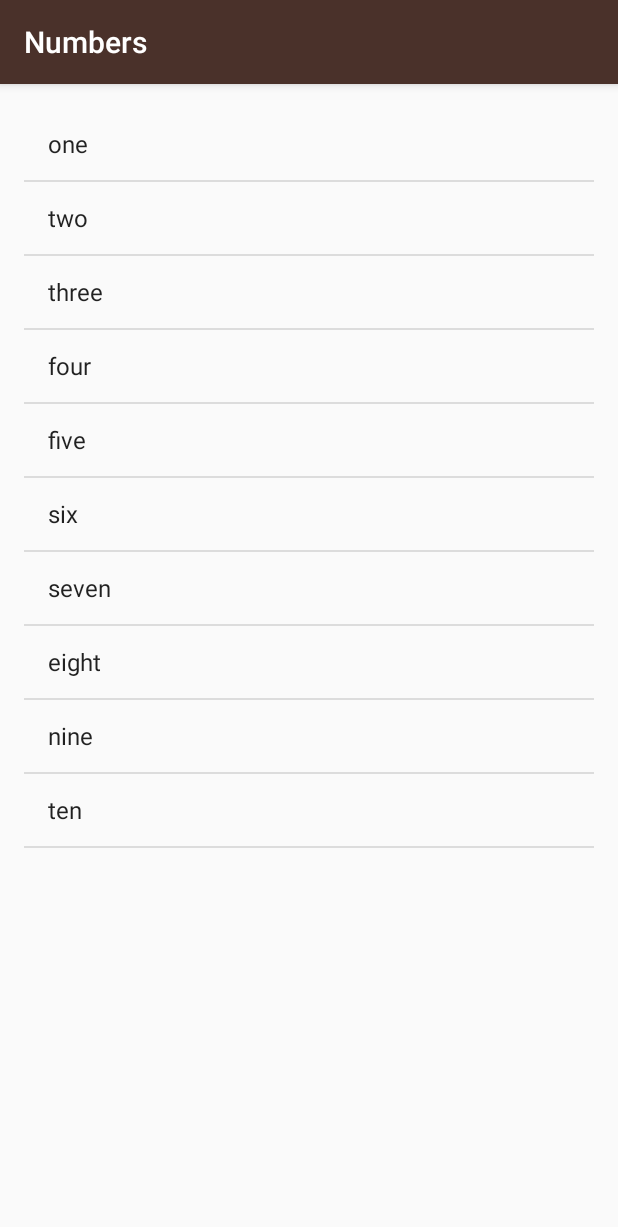
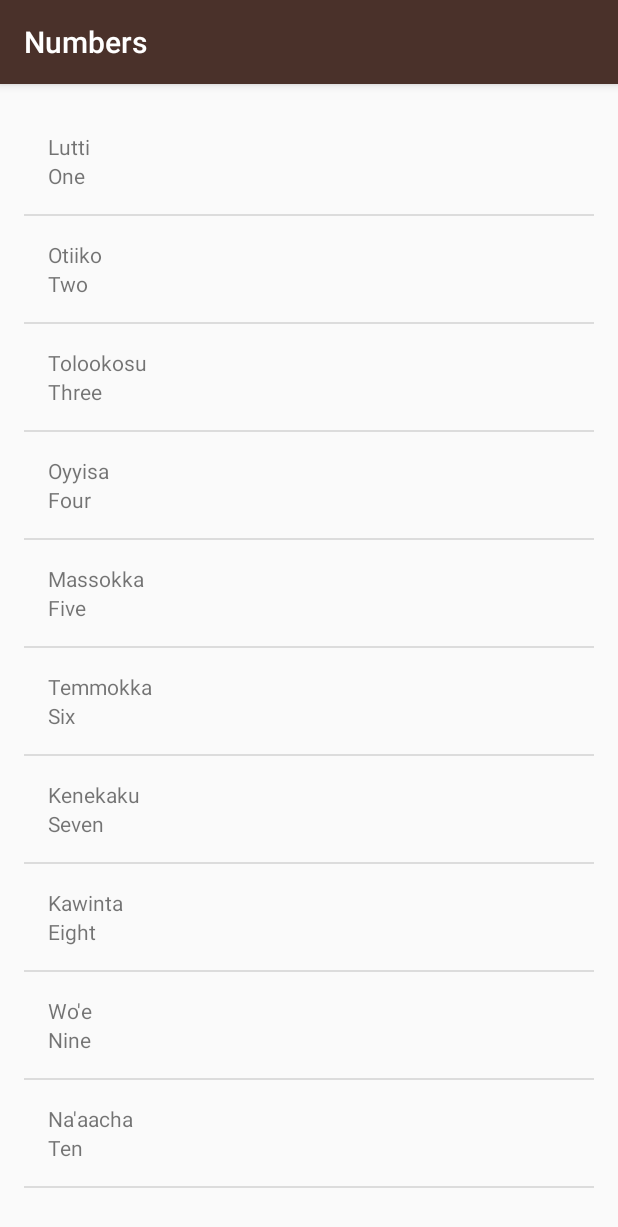
Before and after one commit to rakshit97/Android, an Android app: the NumbersActivity screen opened directly, with no data from a screen before it, on a phone screen of 412 x 824 dp. Shown: the top 1227 px of the screen. Run offline under Robolectric (Android 15) with nearby library versions, the phone set to English and light mode, and no system bars.

Commit message:
Created custom ArrayAdapter and removed unnecessary files

```diff
--- a/Miwok/app/src/main/java/com/example/rakshit/miwok/NumbersActivity.java
+++ b/Miwok/app/src/main/java/com/example/rakshit/miwok/NumbersActivity.java
@@ -2,7 +2,6 @@ package com.example.rakshit.miwok;
 
 import android.os.Bundle;
 import android.support.v7.app.AppCompatActivity;
-import android.widget.ArrayAdapter;
 import android.widget.ListView;
 
 import java.util.ArrayList;
@@ -14,25 +13,24 @@ public class NumbersActivity extends AppCompatActivity
     protected void onCreate(Bundle savedInstanceState)
     {
         super.onCreate(savedInstanceState);
-        setContentView(R.layout.activity_numbers);
+        setContentView(R.layout.sub_activity);
 
-        ArrayList <String> eng = new ArrayList<String>(10);
-        eng.add("one");
-        eng.add("two");
-        eng.add("three");
-        eng.add("four");
-        eng.add("five");
-        eng.add("six");
-        eng.add("seven");
-        eng.add("eight");
-        eng.add("nine");
-        eng.add("ten");
+        ArrayList<WordsList> nums = new ArrayList<WordsList>(10);
 
-        //LinearLayout rootView = (LinearLayout)findViewById(R.id.activity_numbers);
-        //TextView[] nums = new TextView[10];
-        ArrayAdapter<String> numsAdapter = new ArrayAdapter<String>(this, android.R.layout.simple_list_item_1, eng);
+        nums.add(new WordsList("Lutti", "One"));
+        nums.add(new WordsList("Otiiko", "Two"));
+        nums.add(new WordsList("Tolookosu", "Three"));
+        nums.add(new WordsList("Oyyisa", "Four"));
+        nums.add(new WordsList("Massokka", "Five"));
+        nums.add(new WordsList("Temmokka", "Six"));
+        nums.add(new WordsList("Kenekaku", "Seven"));
+        nums.add(new WordsList("Kawinta", "Eight"));
+        nums.add(new WordsList("Wo'e", "Nine"));
+        nums.add(new WordsList("Na'aacha", "Ten"));
 
-        ListView list = (ListView)findViewById(R.id.nums_list);
+        WordsListAdapter numsAdapter = new WordsListAdapter(this, nums);
+
+        ListView list = (ListView)findViewById(R.id.list);
         list.setAdapter(numsAdapter);
     }
 }
--- /dev/null
+++ b/Miwok/app/src/main/java/com/example/rakshit/miwok/WordsList.java
@@ -0,0 +1,18 @@
+package com.example.rakshit.miwok;
+
+public class WordsList {
+
+    private String miwok;
+    private String eng;
+
+    public WordsList(String miwok, String eng) {
+        this.miwok = miwok;
+        this.eng = eng;
+    }
+
+    public String getmiwok() {
+        return miwok;
+    }
+
+    public String geteng() { return eng; }
+}
--- /dev/null
+++ b/Miwok/app/src/main/java/com/example/rakshit/miwok/WordsListAdapter.java
@@ -0,0 +1,42 @@
+package com.example.rakshit.miwok;
+
+
+import android.app.Activity;
+import android.support.annotation.NonNull;
+import android.view.LayoutInflater;
+import android.view.View;
+import android.view.ViewGroup;
+import android.widget.ArrayAdapter;
+import android.widget.TextView;
+
+import java.util.ArrayList;
+
+public class WordsListAdapter extends ArrayAdapter<WordsList>
+{
+
+    public WordsListAdapter(Activity context, ArrayList<WordsList> words)
+    {
+        super(context, 0, words);
+    }
+
+    @NonNull
+    @Override
+    public View getView(int position, View convertView, ViewGroup parent)
+    {
+        View listItemView = convertView;
+        if(listItemView==null)
+        {
+            listItemView = LayoutInflater.from(getContext()).inflate(R.layout.custom_list_view, parent, false);
+        }
+
+        WordsList currentWord = getItem(position);
+
+        TextView miwokTextView = (TextView) listItemView.findViewById(R.id.miwok);
+        miwokTextView.setText(currentWord.getmiwok());
+
+        TextView engTextView = (TextView) listItemView.findViewById((R.id.eng));
+        engTextView.setText(currentWord.geteng());
+
+        return listItemView;
+    }
+}
--- a/Miwok/app/src/main/res/layout/activity_numbers.xml
+++ /dev/null
@@ -1,12 +0,0 @@
-<?xml version="1.0" encoding="utf-8"?>
-<ListView xmlns:android="http://schemas.android.com/apk/res/android"
-    xmlns:tools="http://schemas.android.com/tools"
-    android:id="@+id/nums_list"
-    android:layout_width="match_parent"
-    android:layout_height="match_parent"
-    android:paddingBottom="@dimen/activity_vertical_margin"
-    android:paddingLeft="@dimen/activity_horizontal_margin"
-    android:paddingRight="@dimen/activity_horizontal_margin"
-    android:paddingTop="@dimen/activity_vertical_margin"
-    android:orientation="vertical"
-    tools:context="com.example.rakshit.miwok.NumbersActivity"/>
--- /dev/null
+++ b/Miwok/app/src/main/res/layout/custom_list_view.xml
@@ -0,0 +1,26 @@
+<?xml version="1.0" encoding="utf-8"?>
+<LinearLayout
+    android:id="@+id/custom_list_view"
+    xmlns:android="http://schemas.android.com/apk/res/android"
+    xmlns:tools="http://schemas.android.com/tools"
+    android:orientation="vertical"
+    android:layout_width="match_parent"
+    android:layout_height="match_parent"
+    android:padding="16dp"
+    android:minHeight="?android:attr/listPreferredItemHeightSmall">
+
+    <TextView
+        android:id="@+id/miwok"
+        android:layout_width="match_parent"
+        android:layout_height="wrap_content"
+        android:gravity="center_vertical"
+        tools:text="lutti"/>
+
+    <TextView
+        android:id="@+id/eng"
+        android:layout_width="match_parent"
+        android:layout_height="wrap_content"
+        android:gravity="center_vertical"
+        tools:text="one"/>
+
+</LinearLayout>
--- a/Miwok/app/src/main/res/layout/activity_phrases.xml
+++ b/Miwok/app/src/main/res/layout/sub_activity.xml
@@ -1,13 +1,11 @@
 <?xml version="1.0" encoding="utf-8"?>
-<RelativeLayout xmlns:android="http://schemas.android.com/apk/res/android"
+<ListView xmlns:android="http://schemas.android.com/apk/res/android"
     xmlns:tools="http://schemas.android.com/tools"
-    android:id="@+id/activity_phrases"
+    android:id="@+id/list"
     android:layout_width="match_parent"
     android:layout_height="match_parent"
     android:paddingBottom="@dimen/activity_vertical_margin"
     android:paddingLeft="@dimen/activity_horizontal_margin"
     android:paddingRight="@dimen/activity_horizontal_margin"
     android:paddingTop="@dimen/activity_vertical_margin"
-    tools:context="com.example.rakshit.miwok.PhrasesActivity">
-
-</RelativeLayout>
+    android:orientation="vertical"/>
```
Also changed, not shown: Miwok/app/src/main/java/com/example/rakshit/miwok/ColorsActivity.java (+27 -4 lines), Miwok/app/src/main/java/com/example/rakshit/miwok/FamilyActivity.java (+27 -4 lines), Miwok/app/src/main/java/com/example/rakshit/miwok/PhrasesActivity.java (+27 -4 lines), Miwok/app/src/main/res/layout/activity_colors.xml (deleted, +0 -13 lines), Miwok/app/src/main/res/layout/activity_family.xml (deleted, +0 -13 lines).
